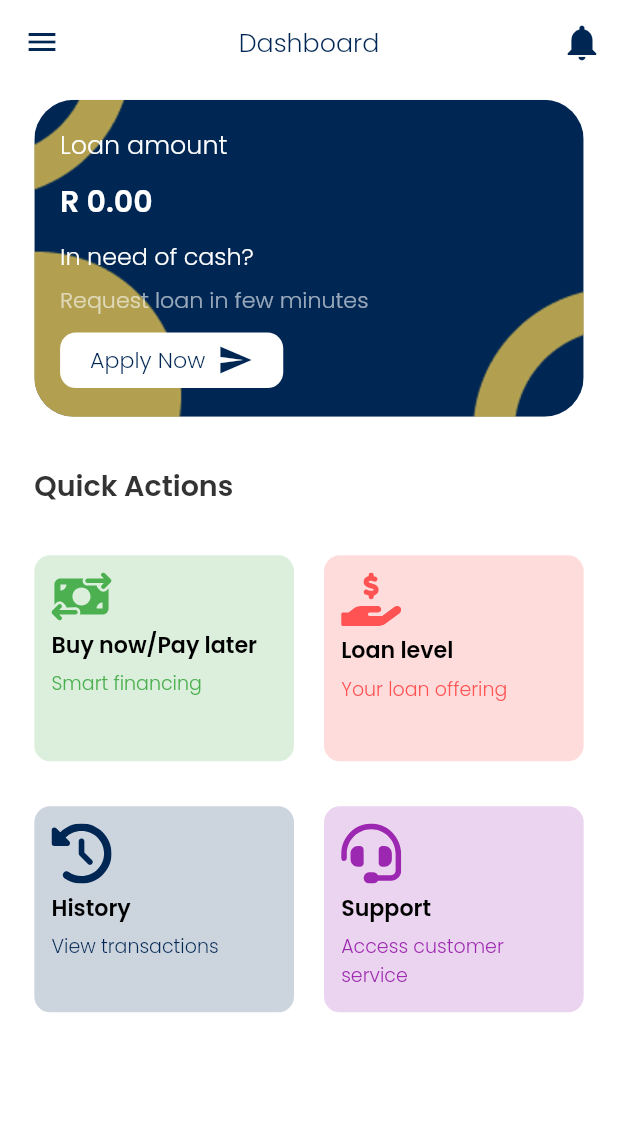
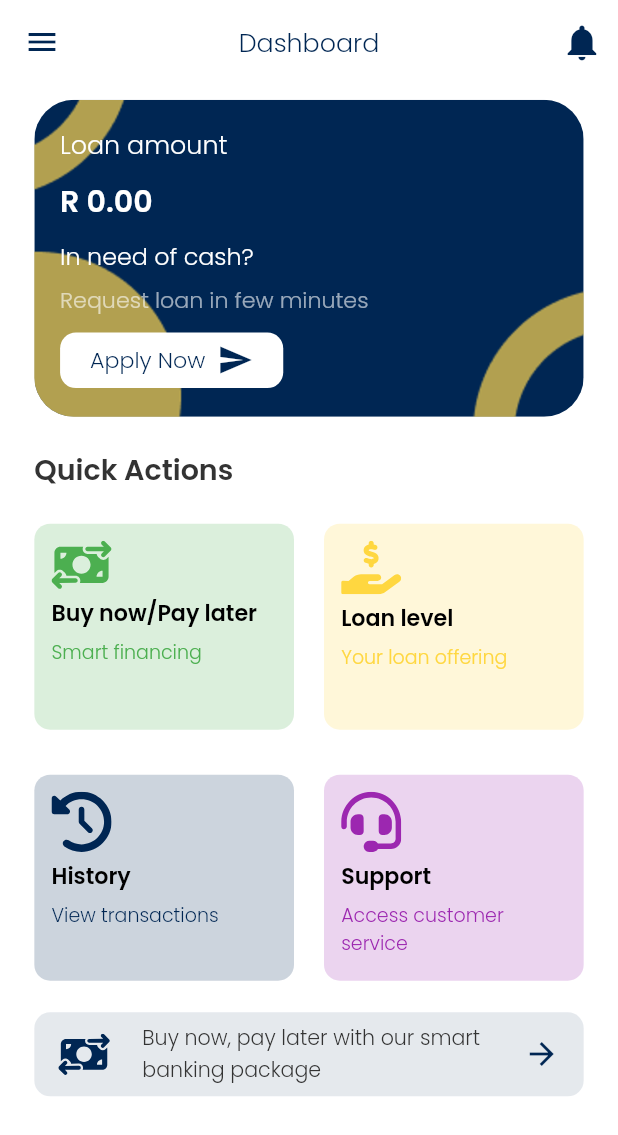
Before and after one commit to enoch-aik/enviro_bank_ltd, a Flutter app: the HomeBody screen opened directly with empty values, on a phone screen of 412 x 824 dp. Shown: the top 1135 px of the screen. Run offline on Flutter 3.47's test engine with Material 2 defaults, Android fonts, the phone set to English and light mode, and no system bars; our stand-ins replace animate_do, dio, flutter_riverpod, flutter_screenutil, flutter_svg, go_router and 3 more; accounts and stored records are empty.

Commit message:
completed home_screen

```diff
--- a/lib/src/constants/quick_actions.dart
+++ b/lib/src/constants/quick_actions.dart
@@ -2,7 +2,7 @@ import 'package:enviro_bank_ltd/export.dart';
 
 List<Color> quickOptionColors = [
   Colors.green,
-  Colors.redAccent,
+  Colors.amberAccent,
   CustomColors.appColor,
   Colors.purple
 ];
--- a/lib/src/router/router.dart
+++ b/lib/src/router/router.dart
@@ -3,6 +3,7 @@ import 'package:enviro_bank_ltd/src/screens/auth/login/screen.dart';
 import 'package:enviro_bank_ltd/src/screens/auth/signup/screen.dart';
 import 'package:enviro_bank_ltd/src/screens/error/screen.dart';
 import 'package:enviro_bank_ltd/src/screens/home/screen.dart';
+import 'package:enviro_bank_ltd/src/screens/loan/screen.dart';
 import 'package:enviro_bank_ltd/src/screens/onboarding/screen.dart';
 import 'package:enviro_bank_ltd/src/screens/splash/screen.dart';
 
@@ -37,4 +38,10 @@ final GoRouter routes = GoRouter(routes: <GoRoute>[
       return const SignUpScreen();
     },
   ),
+  GoRoute(
+    path: '/loan',
+    builder: (BuildContext context, GoRouterState state) {
+      return const LoanScreen();
+    },
+  ),
 ], errorBuilder: (context, state) => ErrorScreen(error: state.error));
--- a/lib/src/screens/home/components/body.dart
+++ b/lib/src/screens/home/components/body.dart
@@ -1,7 +1,9 @@
 import 'package:enviro_bank_ltd/export.dart';
 import 'package:enviro_bank_ltd/src/constants/quick_actions.dart';
+import 'package:enviro_bank_ltd/src/screens/coming_soon/screen.dart';
 import 'package:enviro_bank_ltd/src/screens/home/components/home_card.dart';
 import 'package:enviro_bank_ltd/src/screens/home/components/quick_actions.dart';
+import 'package:flutter_svg/flutter_svg.dart';
 
 import '../../../widgets/custom_drawer.dart';
 
@@ -48,18 +50,13 @@ class HomeBody extends StatelessWidget {
             children: [
               const HomeCard(),
               Padding(
-                padding: EdgeInsets.symmetric(vertical: 30.h),
+                padding: EdgeInsets.symmetric(vertical: 20.h),
                 child: KText(
                   'Quick Actions',
                   fontWeight: FontWeight.w600,
                   fontSize: 18.sp,
                 ),
               ),
-              /* quickActions(
-                  color: Colors.green,
-                  iconName: 'buy_now',
-                  title: 'Buy now/Pay later',
-                  description: 'Smart financing'),*/
               GridView.builder(
                   physics: const NeverScrollableScrollPhysics(),
                   shrinkWrap: true,
@@ -70,12 +67,37 @@ class HomeBody extends StatelessWidget {
                       crossAxisCount: 2),
                   itemCount: 4,
                   itemBuilder: (context, index) {
-                    return quickActions(
+                    return quickActions(context,
                         color: quickOptionColors[index],
                         iconName: icons[index],
                         title: titles[index],
                         description: description[index]);
                   }),
+              SizedBox(height: 20.h),
+              ListTile(
+                onTap: () {
+                  Navigator.push(
+                      context,
+                      MaterialPageRoute(
+                          builder: (context) => const ComingSoonScreen()));
+                },
+                tileColor: CustomColors.appColor.withOpacity(0.1),
+                shape: RoundedRectangleBorder(
+                    borderRadius: BorderRadius.circular(10.r)),
+                leading: SvgPicture.asset(
+                  'assets/svg/buy_now.svg',
+                  width: 30.w,
+                  color: CustomColors.appColor,
+                ),
+                title: KText(
+                    'Buy now, pay later with our smart banking package',
+                    textAlign: TextAlign.left,
+                    fontSize: 13.sp),
+                trailing: Icon(
+                  Icons.arrow_forward_sharp,
+                  color: CustomColors.appColor,
+                ),
+              )
             ],
           ),
         ),
--- a/lib/src/screens/home/components/home_card.dart
+++ b/lib/src/screens/home/components/home_card.dart
@@ -1,5 +1,4 @@
 import 'package:enviro_bank_ltd/export.dart';
-
 
 class HomeCard extends StatelessWidget {
   const HomeCard({Key? key}) : super(key: key);
@@ -48,7 +47,7 @@ class HomeCard extends StatelessWidget {
                 padding: EdgeInsets.only(top: 10.h),
                 child: InkWell(
                   onTap: () {
-
+                    context.go('/loan');
                   },
                   child: Container(
                     width: 130.w,
--- a/lib/src/screens/home/components/quick_actions.dart
+++ b/lib/src/screens/home/components/quick_actions.dart
@@ -1,12 +1,18 @@
 import 'package:enviro_bank_ltd/export.dart';
+import 'package:enviro_bank_ltd/src/screens/coming_soon/screen.dart';
 import 'package:flutter_svg/flutter_svg.dart';
 
-Widget quickActions(
+Widget quickActions(context,
     {required Color color,
     required String iconName,
     required String title,
     required String description}) {
-  return Container(
+  return InkWell(
+    onTap: () {
+      Navigator.push(
+          context, MaterialPageRoute(builder: (context) =>const ComingSoonScreen()));
+    },
+    child: Container(
       width: 170.w,
       padding: EdgeInsets.all(10.w),
       decoration: BoxDecoration(
@@ -35,5 +41,6 @@ Widget quickActions(
           ),
         ],
       ),
+    ),
   );
 }
```
Also changed, not shown: lib/src/screens/coming_soon/screen.dart (added, +35 -0 lines), lib/src/screens/loan/screen.dart (added, +19 -0 lines), assets/svg/empty_illustration.svg (added). Lines whose indentation alone changed are shown as unchanged.
